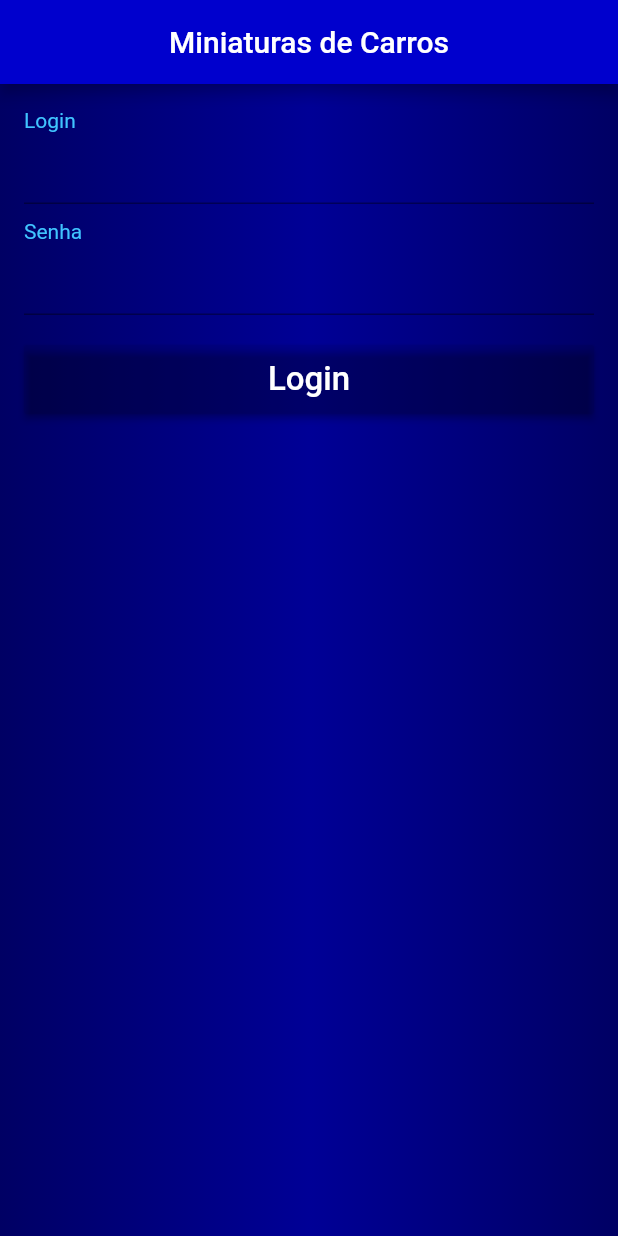
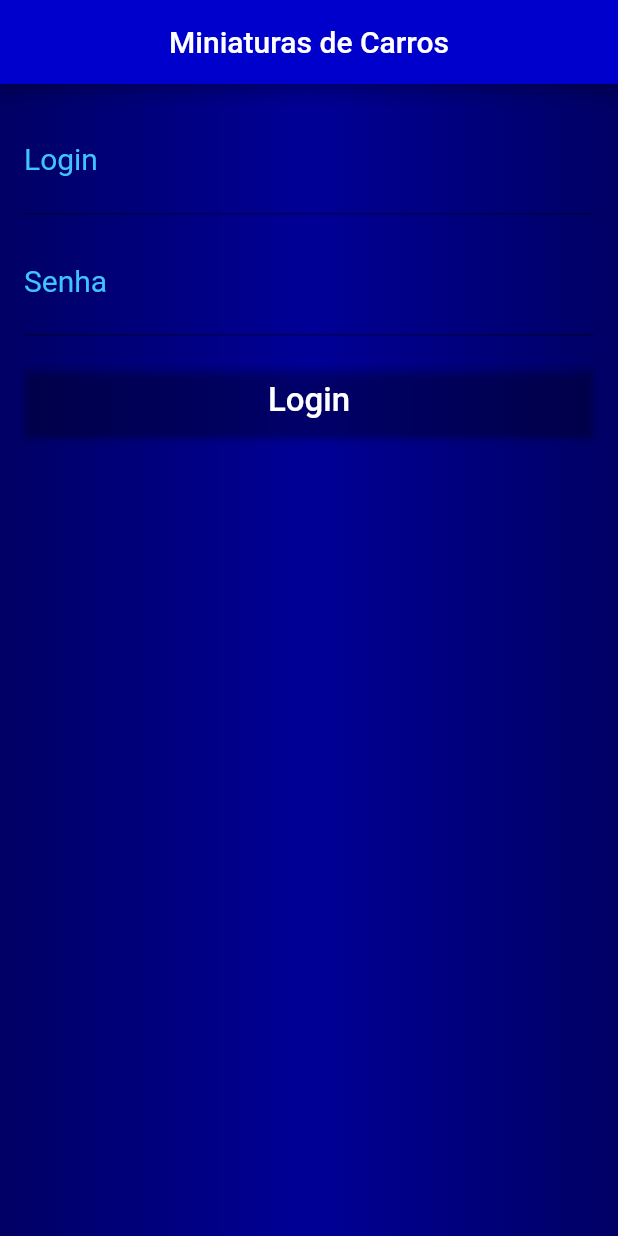
Before and after one commit to Ancora/flutter_cars, a Flutter app: the screen it shows after launch, on a phone screen of 412 x 824 dp. Run offline on Flutter 3.47's test engine with Material 2 defaults, Android fonts, the phone set to English and light mode, and no system bars.

Commit message:
082-TextFormField Login (decoration).

```diff
--- a/lib/pages/login_page.dart
+++ b/lib/pages/login_page.dart
@@ -23,29 +23,41 @@ class LoginPage extends StatelessWidget {
           ],
         ),
       ),
-      padding: EdgeInsets.all(16),
+      padding: const EdgeInsets.all(16),
       child: ListView(
         children: <Widget>[
-          Text(
-            'Login',
-            style: TextStyle(color: Colors.lightBlueAccent),
-          ),
           TextFormField(
+            textAlign: TextAlign.center,
             style: TextStyle(
-              color: Colors.white,
-              fontSize: 20,
+              color: Colors.white70,
+              fontSize: 24,
+            ),
+            decoration: InputDecoration(
+              labelText: 'Login',
+              labelStyle: TextStyle(
+                color: Colors.lightBlueAccent,
+                fontSize: 20,
+              ),
+              hintText: 'Digite seu login de acesso...',
+              hintStyle: TextStyle(color: Colors.white24),
             ),
           ),
           SizedBox(height: 10),
-          Text(
-            'Senha',
-            style: TextStyle(color: Colors.lightBlueAccent),
-          ),
           TextFormField(
+            textAlign: TextAlign.center,
+            style: TextStyle(
+              color: Colors.white70,
+              fontSize: 24,
+            ),
             obscureText: true,
-            style: TextStyle(
-              color: Colors.white,
-              fontSize: 20,
+            decoration: InputDecoration(
+              labelText: 'Senha',
+              labelStyle: TextStyle(
+                color: Colors.lightBlueAccent,
+                fontSize: 20,
+              ),
+              hintText: 'Digite sua senha...',
+              hintStyle: TextStyle(color: Colors.white24),
             ),
           ),
           SizedBox(height: 20),
```
